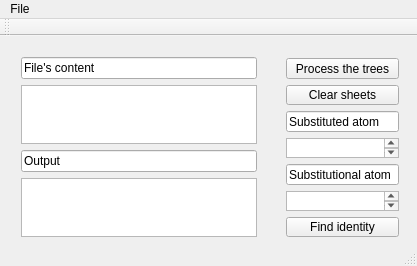
Old version of the form hierarhy_list__release/mainwindow.ui in the repository Nn0wn/garbage.
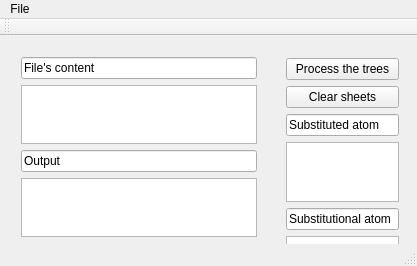
New version of the form.

```diff
--- a/hierarhy_list__release/mainwindow.ui
+++ b/hierarhy_list__release/mainwindow.ui
@@ -26,7 +26,7 @@
      <verstretch>0</verstretch>
     </sizepolicy>
    </property>
-   <widget class="QWidget" name="">
+   <widget class="QWidget" name="layoutWidget">
     <property name="geometry">
      <rect>
       <x>10</x>
@@ -86,13 +86,13 @@
      </item>
     </layout>
    </widget>
-   <widget class="QWidget" name="">
+   <widget class="QWidget" name="layoutWidget">
     <property name="geometry">
      <rect>
       <x>275</x>
       <y>11</y>
       <width>135</width>
-      <height>201</height>
+      <height>289</height>
      </rect>
     </property>
     <layout class="QVBoxLayout" name="verticalLayout_2" stretch="0,0,0,0,0,0,0">
```
Left out of the diff: 2 changed lines with no effect on the pictures.
